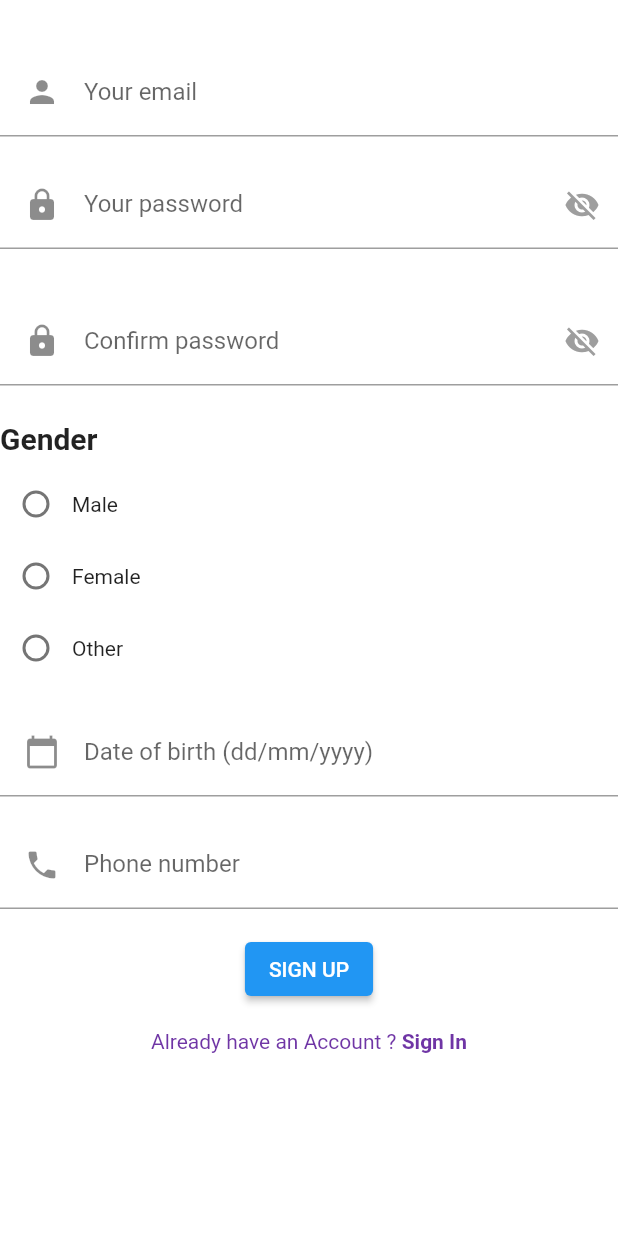
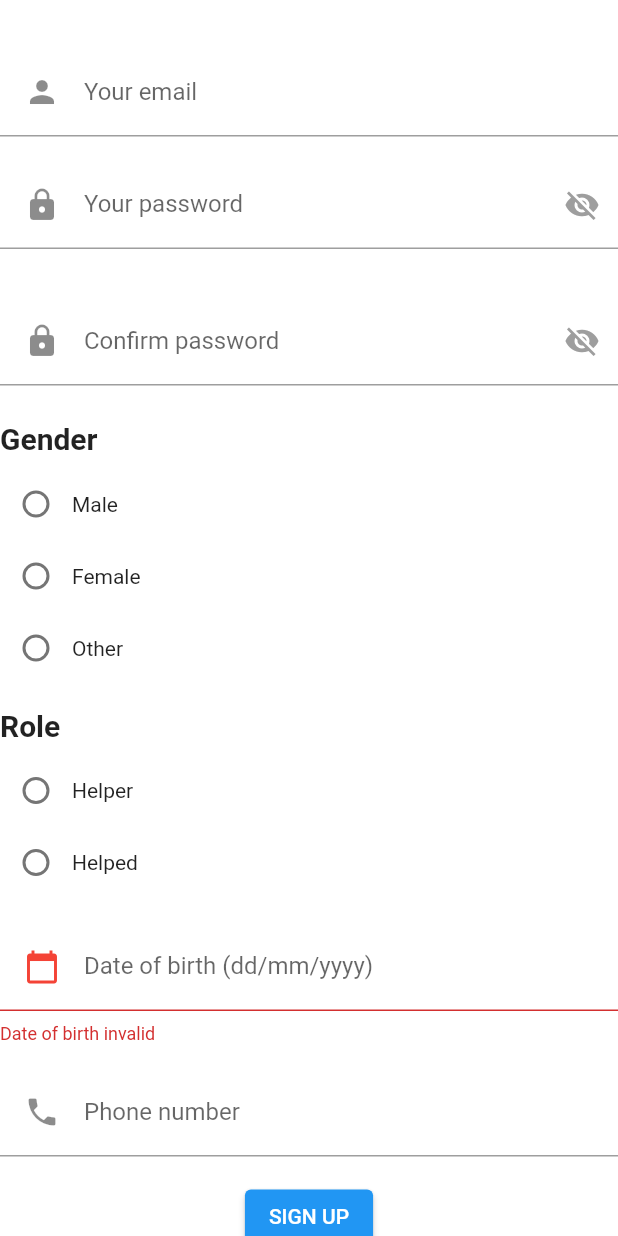
Before and after one commit to Hugo-Dot-Maia/flutter_login_page, a Flutter app: the SignUpForm widget shown alone on an empty page, opened directly, after a tap on "SIGN UP", on a phone screen of 412 x 824 dp. Run offline on Flutter 3.47's test engine with Material 2 defaults, Android fonts, the phone set to English and light mode, and no system bars; our stand-ins replace cloud_firestore, firebase_auth, firebase_core, flutter_svg, mask_text_input_formatter, mobx; accounts and stored records are empty; generated files the repository leaves out were written again; network calls fail.

Commit message:
SignUp validations Ok

```diff
--- /dev/null
+++ b/lib/screens/signUp/components/role_radio_button.dart
@@ -0,0 +1,55 @@
+import 'package:flutter/material.dart';
+
+class RoleSelectionWidget extends StatefulWidget {
+  final String role;
+  final void Function(String?) setRole;
+
+  const RoleSelectionWidget(
+      {Key? key, required this.role, required this.setRole})
+      : super(key: key);
+
+  @override
+  _RoleSelectionWidgetState createState() => _RoleSelectionWidgetState();
+}
+
+class _RoleSelectionWidgetState extends State<RoleSelectionWidget> {
+  @override
+  Widget build(BuildContext context) {
+    return Column(
+      crossAxisAlignment: CrossAxisAlignment.start,
+      children: [
+        const Padding(
+          padding: EdgeInsets.only(bottom: 8.0),
+          child: Text(
+            'Role',
+            style: TextStyle(fontSize: 20, fontWeight: FontWeight.bold),
+          ),
+        ),
+        Row(
+          children: [
+            Radio<String>(
+              value: 'Helper',
+              groupValue: widget.role,
+              onChanged: (value) {
+                widget.setRole(value!);
+              },
+            ),
+            const Text('Helper'),
+          ],
+        ),
+        Row(
+          children: [
+            Radio<String>(
+              value: 'Helped',
+              groupValue: widget.role,
+              onChanged: (value) {
+                widget.setRole(value!);
+              },
+            ),
+            const Text('Helped'),
+          ],
+        ),
+      ],
+    );
+  }
+}
--- a/lib/screens/signUp/components/signup_form.dart
+++ b/lib/screens/signUp/components/signup_form.dart
@@ -1,4 +1,6 @@
+import 'package:cloud_firestore/cloud_firestore.dart';
 import 'package:flutter/material.dart';
+import 'package:flutter_login_page/screens/signUp/components/role_radio_button.dart';
 import '../../../components/already_have_an_account_acheck.dart';
 import '../../../constants.dart';
 import '../../../entities/user_form.dart';
@@ -21,6 +23,9 @@ class _SignUpFormState extends State<SignUpForm> {
   bool _passwordVisible = false;
   bool _confirmPasswordVisible = false;
   bool passWordMatch = true;
+  bool dateOfBirthValid = true;
+  bool phoneValid = true;
+  bool _authCreated = false;
   String _gender = '';
   String _role = '';
   final TextEditingController _emailController = TextEditingController();
@@ -46,6 +51,12 @@ class _SignUpFormState extends State<SignUpForm> {
     });
   }
 
+  void _setRole(String? value) {
+    setState(() {
+      _role = value!;
+    });
+  }
+
   @override
   void dispose() {
     _emailController.dispose();
@@ -66,17 +77,99 @@ class _SignUpFormState extends State<SignUpForm> {
     return true;
   }
 
-  bool _validateInputs() {
-    return _validatePassword();
+  bool _validateDateOfBirth() {
+    // Regular expression pattern for the date format '##/##/####'
+    RegExp regex = RegExp(r'^\d{2}/\d{2}/\d{4}$');
+
+    // Check if the date matches the pattern
+    if (!regex.hasMatch(_dateOfBirthController.text)) {
+      setState(() {
+        dateOfBirthValid = false;
+      });
+      return false;
+    }
+
+    // Split the date into day, month, and year
+    List<String> parts = _dateOfBirthController.text.split('/');
+    int? day = int.tryParse(parts[0]);
+    int? month = int.tryParse(parts[1]);
+    int? year = int.tryParse(parts[2]);
+
+    // Check if the day, month, and year are valid
+    if (day == null || month == null || year == null) {
+      setState(() {
+        dateOfBirthValid = false;
+      });
+      return false;
+    }
+
+    // Perform additional validation on the day, month, and year if needed
+    // For example, you can check if the day is within a valid range, if the month is between 1 and 12, etc.
+
+    // If all checks pass, the date of birth is valid
+    setState(() {
+      dateOfBirthValid = true;
+    });
+    return true;
   }
 
-  void _signUp() async {
+  bool validatePhoneNumber() {
+    // Regular expression pattern for the phone number format '## (##) #####-####'
+    RegExp regex = RegExp(r'^\d{2} \(\d{2}\) \d{5}-\d{4}$');
+
+    // Check if the phone number matches the pattern
+    if (!regex.hasMatch(_phoneController.text)) {
+      setState(() {
+        phoneValid = false;
+      });
+      return false;
+    }
+
+    setState(() {
+      phoneValid = true;
+    });
+    // If all checks pass, the phone number is valid
+    return true;
+  }
+
+  bool _validateInputs() {
+    return _validatePassword() &&
+        _validateDateOfBirth() &&
+        validatePhoneNumber();
+  }
+
+  void _setAuthCreated(bool value) {
+    setState(() {
+      _authCreated = value;
+    });
+  }
+
+  void _createUser() {
+    if (!_authCreated) {
+      return;
+    }
+    var db = FirebaseFirestore.instance;
+
+    final user = <String, dynamic>{
+      "email": _emailController.text,
+      "dateOfBirth": _dateOfBirthController.text,
+      "phone": _phoneController.text,
+      "gender": _gender,
+      "role": _role,
+    };
+    // Add a new document with a generated ID
+    db.collection("users").doc("userData").set(user);
+  }
+
+  Future<void> _createAuth() async {
     try {
       final userCredential = await FirebaseAuth.instance
           .createUserWithEmailAndPassword(
               email: _emailController.text, password: _passwordController.text)
           .then((value) =>
               showWarningDialog(context, 'User successfully signed up'));
+
+      _setAuthCreated(true);
     } on FirebaseAuthException catch (e) {
       if (e.code == 'weak-password') {
         showWarningDialog(context, 'The password provided is too weak.');
@@ -84,9 +177,16 @@ class _SignUpFormState extends State<SignUpForm> {
         showWarningDialog(
             context, 'The account already exists for that email.');
       }
+      _setAuthCreated(false);
     } catch (e) {
       showWarningDialog(context, 'An error occurred. Please try again later.');
+      _setAuthCreated(false);
     }
+  }
+
+  _signUp() async {
+    await _createAuth();
+    _createUser();
   }
 
   @override
@@ -186,18 +286,30 @@ class _SignUpFormState extends State<SignUpForm> {
             ],
           ),
           const SizedBox(height: defaultPadding),
+          Column(
+            crossAxisAlignment: CrossAxisAlignment.start,
+            children: [
+              RoleSelectionWidget(
+                role: _role,
+                setRole: _setRole,
+              ),
+            ],
+          ),
+          const SizedBox(height: defaultPadding),
           TextFormField(
             keyboardType: TextInputType.datetime,
             cursorColor: kPrimaryColor,
             onSaved: (dateOfBirth) {},
             controller: _dateOfBirthController,
             inputFormatters: [dateFormatter],
-            decoration: const InputDecoration(
+            decoration: InputDecoration(
               labelText: "Date of birth (dd/mm/yyyy)",
+              errorText: dateOfBirthValid ? null : "Date of birth invalid",
               floatingLabelBehavior: FloatingLabelBehavior.auto,
               prefixIcon: Padding(
-                padding: EdgeInsets.all(defaultPadding),
-                child: Icon(Icons.calendar_today),
+                padding: const EdgeInsets.all(defaultPadding),
+                child: Icon(Icons.calendar_today,
+                    color: dateOfBirthValid ? null : Colors.red),
               ),
             ),
           ),
@@ -208,12 +320,13 @@ class _SignUpFormState extends State<SignUpForm> {
             onSaved: (phone) {},
             controller: _phoneController,
             inputFormatters: [phoneFormatter],
-            decoration: const InputDecoration(
+            decoration: InputDecoration(
               labelText: "Phone number",
+              errorText: phoneValid ? null : "Phone invalid",
               floatingLabelBehavior: FloatingLabelBehavior.auto,
               prefixIcon: Padding(
-                padding: EdgeInsets.all(defaultPadding),
-                child: Icon(Icons.phone),
+                padding: const EdgeInsets.all(defaultPadding),
+                child: Icon(Icons.phone, color: phoneValid ? null : Colors.red),
               ),
             ),
           ),
@@ -224,7 +337,8 @@ class _SignUpFormState extends State<SignUpForm> {
                 if (!_validateInputs()) {
                   return;
                 }
-                _signUp();
+
+                await _signUp();
               },
               child: Text("Sign Up".toUpperCase()),
             ),
--- a/pubspec.yaml
+++ b/pubspec.yaml
@@ -41,6 +41,7 @@ dependencies:
   firebase_core: ^2.13.0
   firebase_auth: ^4.5.0
   cloud_firestore: ^4.7.1
+  mailer: ^6.0.1
 
 dev_dependencies:
   flutter_test:
```
Also changed, not shown: pubspec.lock.
